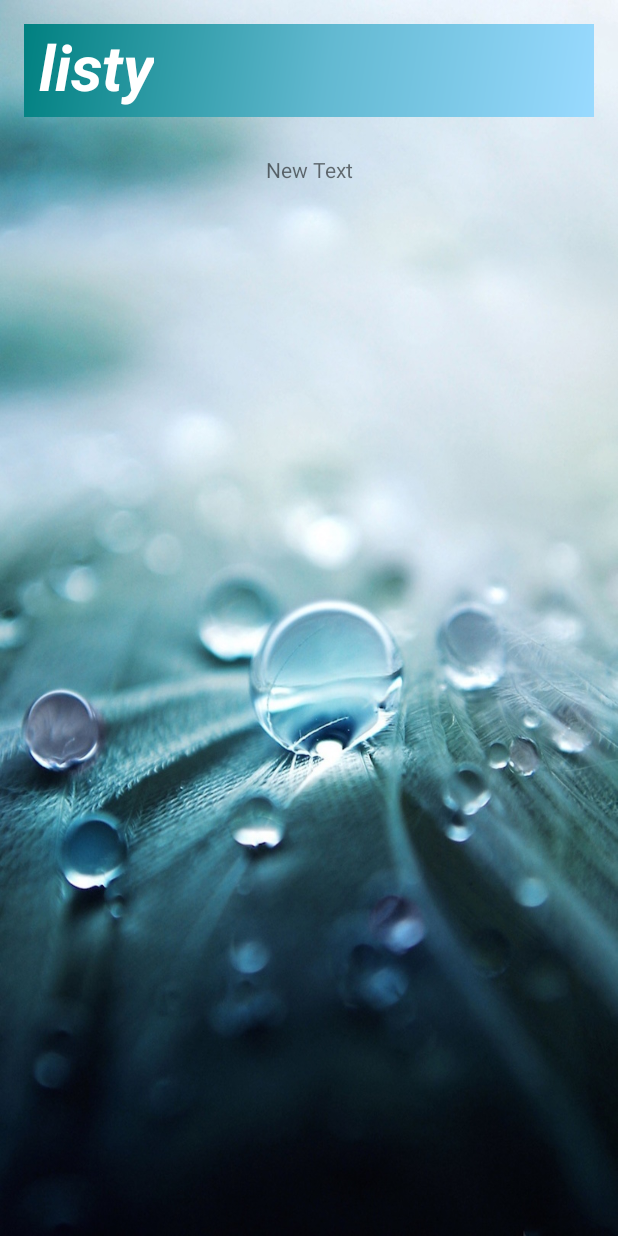
After one commit to ramkivenkatachalam/listy, an Android app: the fragment TodoDetailsFragment placed in its activity, on a phone screen of 412 x 824 dp. The commit adds this screen. Run offline under Robolectric (Android 15) with nearby library versions, the phone set to English and light mode, and no system bars; 2 statements that could not run were skipped.

Commit message:
Add todoDetails fragment

```diff
--- /dev/null
+++ b/app/src/main/java/com/example/ramki/todoapp/TodoDetailsFragment.java
@@ -0,0 +1,44 @@
+package com.example.ramki.todoapp;
+
+import android.os.Bundle;
+import android.support.v4.app.Fragment;
+import android.view.LayoutInflater;
+import android.view.View;
+import android.view.View.OnClickListener;
+import android.view.ViewGroup;
+import android.widget.AdapterView;
+import android.widget.Button;
+import android.widget.EditText;
+import android.widget.ListView;
+import android.widget.RelativeLayout;
+import android.widget.TextView;
+
+
+import java.util.ArrayList;
+import java.util.Collections;
+import java.util.Date;
+import java.util.List;
+
+/**
+ * Created by ramki on 6/28/15.
+ */
+public class TodoDetailsFragment extends Fragment {
+    private TextView tvTodoTitle;
+
+    @Override
+    public View onCreateView(LayoutInflater inflater, ViewGroup container,
+        Bundle savedInstanceState) {
+        Bundle args = getArguments();
+        TodoItem todo = (TodoItem) args.get("todo");
+
+        // Inflate the layout for this fragment
+        View todoDetailsView =  inflater.inflate(R.layout.fragment_todo_details, container, false);
+        tvTodoTitle = (TextView) todoDetailsView.findViewById(R.id.tvTodoTitle);
+        tvTodoTitle.setText(todo.getTitle());
+        return todoDetailsView;
+    }
+
+    private void setupListViewListener() {
+    }
+
+}
--- /dev/null
+++ b/app/src/main/res/layout/fragment_todo_details.xml
@@ -0,0 +1,14 @@
+<?xml version="1.0" encoding="utf-8"?>
+<RelativeLayout xmlns:android="http://schemas.android.com/apk/res/android"
+                android:layout_width="match_parent"
+                android:layout_height="match_parent">
+
+    <TextView
+        android:layout_width="match_parent"
+        android:layout_height="60dp"
+        android:text="New Text"
+        android:id="@+id/tvTodoTitle"
+        android:gravity="center"
+        android:layout_alignParentTop="true"
+        android:layout_centerHorizontal="true"/>
+</RelativeLayout>
```
Also changed, not shown: app/src/main/java/com/example/ramki/todoapp/TodoItem.java (+48 -1 lines), app/src/main/java/com/example/ramki/todoapp/TodoListFragment.java (+20 -1 lines).
